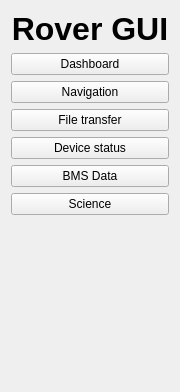
First picture: the form in rover_gui/ui/ui/SideBar.ui, repository robotique-udes/rover, before the edit; both pictures show x 0 to 180 and y 0 to 392 of the 180 by 794 pixel window.
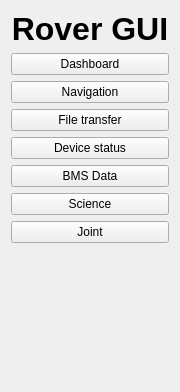
Second picture: the form after the edit.

Commit message: Creation d'une page vide nommee Joint

The edit to the form file:
```diff
--- a/rover_gui/ui/ui/SideBar.ui
+++ b/rover_gui/ui/ui/SideBar.ui
@@ -88,6 +88,13 @@
       </widget>
      </item>
      <item>
+      <widget class="QPushButton" name="pb_joint">
+       <property name="text">
+        <string>Joint</string>
+       </property>
+      </widget>
+     </item>
+     <item> 
       <spacer name="verticalSpacer">
        <property name="orientation">
         <enum>Qt::Vertical</enum>
```
The commit also changes 8 other files.
